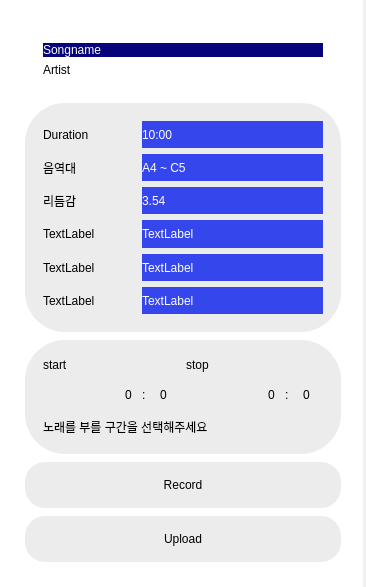
Hperigee/vocalMaximum, file UI/uiFiles/SongInfo.ui: the form before one commit.
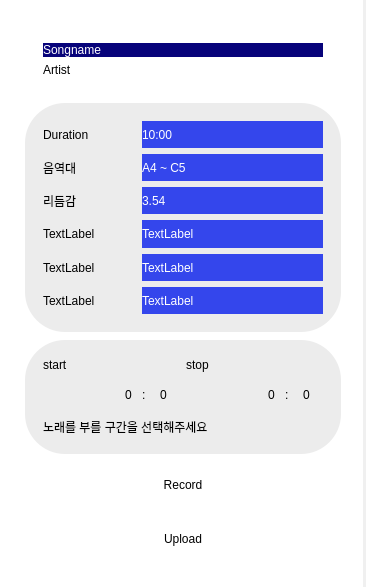
The form after the commit.

What changed in the file:
```diff
--- a/UI/uiFiles/SongInfo.ui
+++ b/UI/uiFiles/SongInfo.ui
@@ -634,7 +634,7 @@
       <string notr="true">QPushButton {
                         background-color: white;
                         border-radius: 20px;
-						background-color:rgb(236, 236, 236);
+						background-color:transparent;
 						font: 20pt &quot;Noto Sans KR black&quot;;
 						color: black;
 border:none;
@@ -666,10 +666,10 @@
       <string notr="true">QPushButton {
                         background-color: white;
                         border-radius: 20px;
-						background-color:rgb(236, 236, 236);
+						background-color:transparent;
 						font: 20pt &quot;Noto Sans KR black&quot;;
 						color: black;
-border:none
+border:none;
                         }
 
                     QPushButton:hover {
```
Left out of the diff: 4 changed lines with no effect on the pictures.
